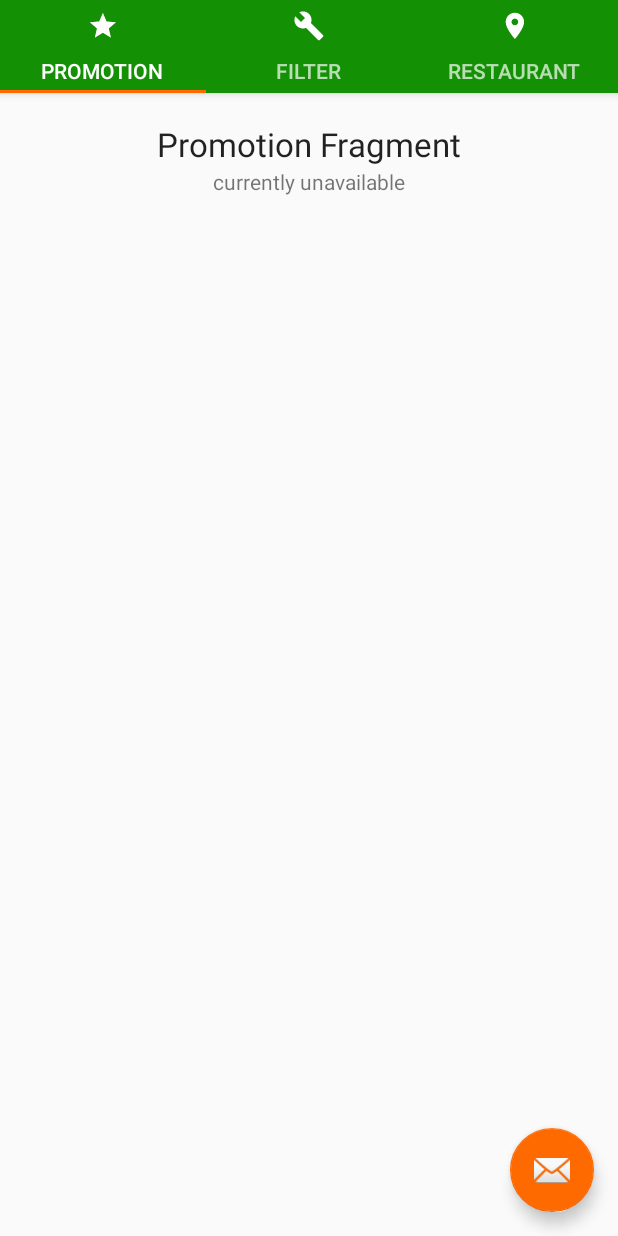
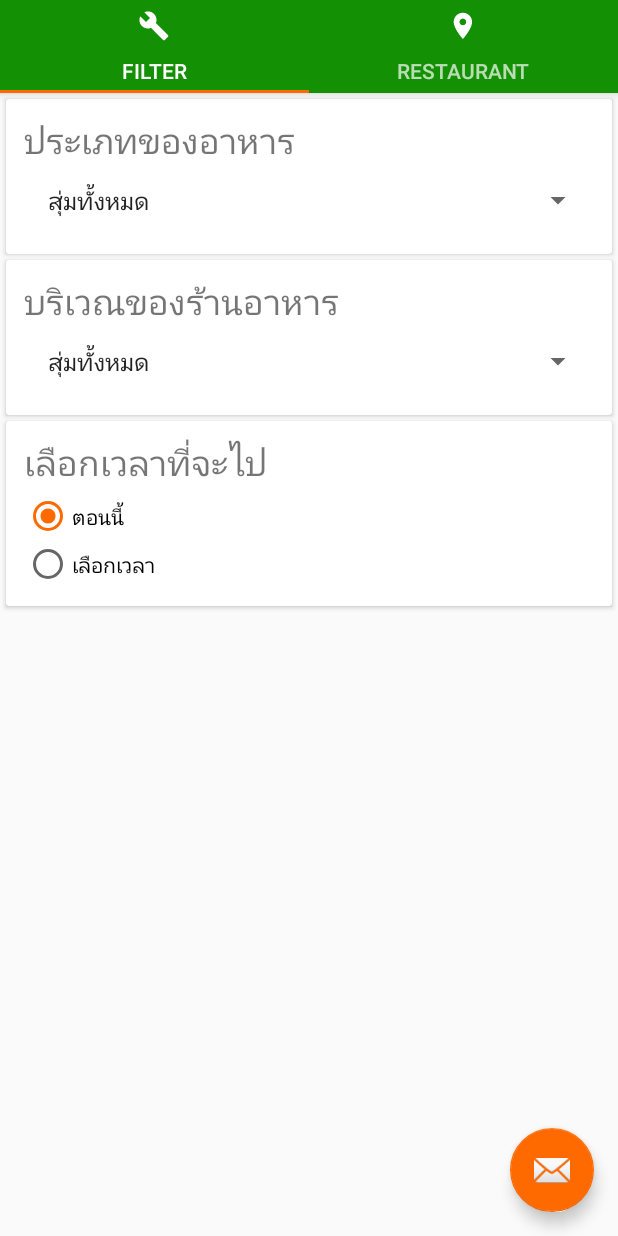
Before and after one commit to nopphonyel/TWTE, an Android app: the screen it shows after launch (MainActivity), on a phone screen of 412 x 824 dp. Run offline under Robolectric (Android 15) with nearby library versions, the phone set to English and light mode, and no system bars.

Commit message:
Update UI. now able to use spinner and adjust some margin.

```diff
--- a/app/src/main/java/com/leaderproject/doikum/thewaytoeat/MainActivity.java
+++ b/app/src/main/java/com/leaderproject/doikum/thewaytoeat/MainActivity.java
@@ -43,9 +43,15 @@ public class MainActivity extends AppCompatActivity implements View.OnClickListe
         vp.setAdapter(fa);
         tl.setupWithViewPager(vp);
         try {
-            tl.getTabAt(0).setIcon(R.mipmap.ic_promotion);
-            tl.getTabAt(1).setIcon(R.mipmap.ic_rand_setting);
-            tl.getTabAt(2).setIcon(R.mipmap.ic_restuarant);
+            if(!ProgramStaticContent.isBetaVersion()) {
+                tl.getTabAt(0).setIcon(R.mipmap.ic_promotion);
+                tl.getTabAt(1).setIcon(R.mipmap.ic_rand_setting);
+                tl.getTabAt(2).setIcon(R.mipmap.ic_restuarant);
+            }
+            else {
+                tl.getTabAt(0).setIcon(R.mipmap.ic_rand_setting);
+                tl.getTabAt(1).setIcon(R.mipmap.ic_restuarant);
+            }
         }
         catch (NullPointerException ex){
             Log.e("LOAD_ICON" , ex.toString());
--- a/app/src/main/java/com/leaderproject/doikum/thewaytoeat/ProgramStaticContent.java
+++ b/app/src/main/java/com/leaderproject/doikum/thewaytoeat/ProgramStaticContent.java
@@ -1,8 +1,57 @@
 package com.leaderproject.doikum.thewaytoeat;
+
+import android.util.Log;
 
 /**
  * This class to contain some of data that require to use in different fragment
  * Created by NR7 on 7/12/2016.
  */
 public class ProgramStaticContent {
+
+    private final static String TAG_CURRENT_VALUE = "PSC:CurrentValue";
+    private static boolean betaVersion = true;
+
+    private static String[] zone = new String[]{
+            "ด้านหลังมหาวิทยาลัยขอนแก่น",
+            "ภายในมหาวิทยาลัยขอนแก่น",
+            "บริเวณกังสดาน",
+            "สุ่มทั้งหมด"
+    };
+
+    private static String[] foodType = new String[]{
+            "อาหารตามสั่ง",
+            "บุฟเฟ่ต์",
+            "อาหารคลีน",
+            "อาหารญี่ปุ่น",
+            "อาหารฝรั่ง",
+            "อาหารเจ",
+            "ข้าวราดแกง",
+            "ก๋วยเตี๋ยว",
+            "สุ่มทั้งหมด"
+    };
+
+    private static int selectedZoneCode;
+    private static int selectedTypeCode;
+
+    public static void setSelectedZoneCode(int newIndex){
+        selectedZoneCode = newIndex;
+        Log.d(TAG_CURRENT_VALUE , "ZoneCode:"+selectedZoneCode);
+    }
+
+    public static void setSelectedTypeCode(int newIndex){
+        selectedTypeCode = newIndex;
+        Log.d(TAG_CURRENT_VALUE , "TypeCode:"+selectedTypeCode);
+    }
+
+    public static String[] getZone(){
+        return zone;
+    }
+
+    public static String[] getFoodType(){
+        return foodType;
+    }
+
+    public static boolean isBetaVersion(){
+        return betaVersion;
+    }
 }
--- a/app/src/main/java/com/leaderproject/doikum/thewaytoeat/adptr/FragmentAdapter.java
+++ b/app/src/main/java/com/leaderproject/doikum/thewaytoeat/adptr/FragmentAdapter.java
@@ -3,6 +3,7 @@ package com.leaderproject.doikum.thewaytoeat.adptr;
 import android.support.v4.app.Fragment;
 import android.support.v4.app.FragmentManager;
 
+import com.leaderproject.doikum.thewaytoeat.ProgramStaticContent;
 import com.leaderproject.doikum.thewaytoeat.fragment.PromotionFragment;
 import com.leaderproject.doikum.thewaytoeat.fragment.RandomPropertiesFragment;
 import com.leaderproject.doikum.thewaytoeat.fragment.RandomResultFragment;
@@ -20,27 +21,61 @@ public class FragmentAdapter extends android.support.v4.app.FragmentPagerAdapter
 
     @Override
     public Fragment getItem(int position) {
-       switch (position){
-           case 0 : return new PromotionFragment();
-           case 1 : return new RandomPropertiesFragment();
-           case 2 : return new RandomResultFragment();
-           default: return null;
-       }
+        if (ProgramStaticContent.isBetaVersion()) {
+            switch (position) {
+                case 0:
+                    return new RandomPropertiesFragment();
+                case 1:
+                    return new RandomResultFragment();
+                default:
+                    return null;
+            }
+        } else {
+            switch (position) {
+                case 0:
+                    return new PromotionFragment();
+                case 1:
+                    return new RandomPropertiesFragment();
+                case 2:
+                    return new RandomResultFragment();
+                default:
+                    return null;
+            }
+        }
     }
 
     @Override
     public int getCount() {
-        return PAGE_NUM;
+        if (ProgramStaticContent.isBetaVersion()) {
+            return PAGE_NUM - 1;
+        } else {
+            return PAGE_NUM;
+        }
     }
 
     @Override
-    public CharSequence getPageTitle(int position){
-        switch (position){
-            case 0 : return "Promotion";
-            case 1 : return "Filter";
-            case 2 : return "Restaurant";
-            default: return null;
+    public CharSequence getPageTitle(int position) {
+        if (ProgramStaticContent.isBetaVersion()) {
+            switch (position) {
+                case 0:
+                    return "Filter";
+                case 1:
+                    return "Restaurant";
+                default:
+                    return null;
+            }
+        } else {
+            switch (position) {
+                case 0:
+                    return "Promotion";
+                case 1:
+                    return "Filter";
+                case 2:
+                    return "Restaurant";
+                default:
+                    return null;
+            }
+
         }
     }
-
 }
--- a/app/src/main/java/com/leaderproject/doikum/thewaytoeat/fragment/RandomPropertiesFragment.java
+++ b/app/src/main/java/com/leaderproject/doikum/thewaytoeat/fragment/RandomPropertiesFragment.java
@@ -2,19 +2,49 @@ package com.leaderproject.doikum.thewaytoeat.fragment;
 
 import android.os.Bundle;
 import android.support.v4.app.Fragment;
+import android.support.v4.app.FragmentActivity;
 import android.view.LayoutInflater;
 import android.view.View;
 import android.view.ViewGroup;
+import android.widget.ArrayAdapter;
+import android.widget.RadioButton;
+import android.support.v7.widget.AppCompatSpinner;
 
+import com.leaderproject.doikum.thewaytoeat.ProgramStaticContent;
 import com.leaderproject.doikum.thewaytoeat.R;
 
 /**
  * Created by nopphonyel on 7/5/16.
  */
-public class RandomPropertiesFragment extends Fragment {
+public class RandomPropertiesFragment extends Fragment implements View.OnClickListener {
+    AppCompatSpinner typeSpinner , zoneSpinner;
+    RadioButton radioTimeNow , radioTimePick;
     @Override
     public View onCreateView(LayoutInflater inflater, ViewGroup container, Bundle savBundle){
         ViewGroup rootView = (ViewGroup) inflater.inflate(R.layout.random_properties_layout , container , false);
+        typeSpinner = (AppCompatSpinner) rootView.findViewById(R.id.type_spin);
+        zoneSpinner = (AppCompatSpinner) rootView.findViewById(R.id.zone_spin);
+        radioTimeNow = (RadioButton) rootView.findViewById(R.id.radio_button_time_now);
+        radioTimePick = (RadioButton) rootView.findViewById(R.id.radio_button_time_pick);
+
+        radioTimeNow.setChecked(true);
+        setupSpinner(getActivity() , typeSpinner , ProgramStaticContent.getFoodType());
+        ProgramStaticContent.setSelectedTypeCode(typeSpinner.getSelectedItemPosition());
+
+        setupSpinner(getActivity() , zoneSpinner , ProgramStaticContent.getZone());
+        ProgramStaticContent.setSelectedZoneCode(zoneSpinner.getSelectedItemPosition());
+
         return rootView;
     }
+
+    private void setupSpinner(FragmentActivity fragmentActivity , AppCompatSpinner spinner , String[] stringToAdd){
+        ArrayAdapter<String> adapter = new ArrayAdapter<String>(fragmentActivity ,android.R.layout.simple_list_item_1, stringToAdd);
+        spinner.setAdapter(adapter);
+        spinner.setSelection(stringToAdd.length-1);
+    }
+
+    @Override
+    public void onClick(View v) {
+
+    }
 }
--- a/app/src/main/res/layout/random_properties_layout.xml
+++ b/app/src/main/res/layout/random_properties_layout.xml
@@ -7,24 +7,34 @@
         android:id="@+id/type_card"
         android:layout_width="match_parent"
         android:layout_height="wrap_content"
-        android:layout_margin="@dimen/nice_card_margin">
+        android:layout_marginBottom="0dp"
+        android:layout_marginTop="@dimen/nice_card_margin"
+        android:layout_marginLeft="@dimen/nice_card_margin"
+        android:layout_marginRight="@dimen/nice_card_margin"
+        >
 
         <RelativeLayout
             android:layout_width="wrap_content"
-            android:layout_height="wrap_content">
+            android:layout_height="wrap_content"
+            android:layout_marginTop="@dimen/nice_inside_card_relative_margin_top"
+            android:layout_marginRight="@dimen/nice_inside_card_relative_margin"
+            android:layout_marginLeft="@dimen/nice_inside_card_relative_margin"
+            android:layout_marginBottom="@dimen/nice_inside_card_relative_margin">
 
             <TextView
                 android:id="@+id/type_title"
                 android:layout_width="wrap_content"
                 android:layout_height="wrap_content"
-                android:text="เลือกประเภทอาหาร"
+                android:text="@string/card_type_title"
                 android:textSize="23dp"
-                android:textStyle="bold" />
+                 />
 
             <android.support.v7.widget.AppCompatSpinner
+                android:id="@+id/type_spin"
                 android:layout_width="match_parent"
                 android:layout_height="wrap_content"
                 android:layout_below="@id/type_title"
+                android:descendantFocusability="beforeDescendants"
                 />
 
         </RelativeLayout>
@@ -36,24 +46,33 @@
         android:layout_below="@+id/type_card"
         android:layout_width="match_parent"
         android:layout_height="wrap_content"
-        android:layout_margin="@dimen/nice_card_margin">
+        android:layout_marginBottom="0dp"
+        android:layout_marginTop="@dimen/nice_card_margin"
+        android:layout_marginLeft="@dimen/nice_card_margin"
+        android:layout_marginRight="@dimen/nice_card_margin">
 
         <RelativeLayout
             android:layout_width="wrap_content"
-            android:layout_height="wrap_content">
+            android:layout_height="wrap_content"
+            android:layout_marginTop="@dimen/nice_inside_card_relative_margin_top"
+            android:layout_marginRight="@dimen/nice_inside_card_relative_margin"
+            android:layout_marginLeft="@dimen/nice_inside_card_relative_margin"
+            android:layout_marginBottom="@dimen/nice_inside_card_relative_margin">
 
             <TextView
                 android:id="@+id/zone_title"
                 android:layout_width="wrap_content"
                 android:layout_height="wrap_content"
-                android:text="เลือกบริเวณ"
+                android:text="@string/card_zone_title"
                 android:textSize="23dp"
-                android:textStyle="bold" />
+                 />
 
             <android.support.v7.widget.AppCompatSpinner
+                android:id="@+id/zone_spin"
                 android:layout_width="match_parent"
                 android:layout_height="wrap_content"
                 android:layout_below="@id/zone_title"
+                android:descendantFocusability="beforeDescendants"
                 />
 
         </RelativeLayout>
@@ -65,36 +84,45 @@
         android:id="@+id/time_card"
         android:layout_width="match_parent"
         android:layout_height="wrap_content"
-        android:layout_margin="@dimen/nice_card_margin">
+        android:layout_marginBottom="0dp"
+        android:layout_marginTop="@dimen/nice_card_margin"
+        android:layout_marginLeft="@dimen/nice_card_margin"
+        android:layout_marginRight="@dimen/nice_card_margin">
 
         <RelativeLayout
             android:layout_width="wrap_content"
-            android:layout_height="wrap_content">
+            android:layout_height="wrap_content"
+            android:layout_marginTop="@dimen/nice_inside_card_relative_margin_top"
+            android:layout_marginRight="@dimen/nice_inside_card_relative_margin"
+            android:layout_marginLeft="@dimen/nice_inside_card_relative_margin"
+            android:layout_marginBottom="@dimen/nice_inside_card_relative_margin">
 
             <TextView
                 android:id="@+id/time_title"
                 android:layout_width="wrap_content"
                 android:layout_height="wrap_content"
-                android:text="เลือกเวลา"
+                android:text="@string/card_time_pick_title"
                 android:textSize="23dp"
-                android:textStyle="bold" />
+                 />
 
             <RadioGroup
                 android:id="@+id/time_type"
+                android:layout_marginTop="@dimen/nice_card_margin"
                 android:layout_below="@id/time_title"
                 android:layout_width="wrap_content"
                 android:layout_height="wrap_content">
 
                 <RadioButton
-                    android:text="ตอนนี้"
+                    android:text="@string/radio_button_time_now"
                     android:id="@+id/radio_button_time_now"
                     android:layout_width="wrap_content"
-                    android:layout_height="wrap_content" />
+                    android:layout_height="wrap_content"
+                    />
 
                 <RadioButton
                     android:layout_width="wrap_content"
                     android:layout_height="wrap_content"
-                    android:text="เลิอกเวลา"
+                    android:text="@string/radio_button_time_pick"
                     android:id="@+id/radio_button_time_pick"/>
 
             </RadioGroup>
--- a/app/src/main/res/values/dimens.xml
+++ b/app/src/main/res/values/dimens.xml
@@ -5,4 +5,6 @@
     <dimen name="fab_margin">16dp</dimen>
     <dimen name="nice_tab_layout">62dp</dimen>
     <dimen name="nice_card_margin">4dp</dimen>
+    <dimen name="nice_inside_card_relative_margin">12dp</dimen>
+    <dimen name="nice_inside_card_relative_margin_top">10dp</dimen>
 </resources>
--- a/app/src/main/res/values/strings.xml
+++ b/app/src/main/res/values/strings.xml
@@ -1,4 +1,9 @@
 <resources>
     <string name="app_name">The way to eat</string>
     <string name="action_settings">Settings</string>
+    <string name="card_type_title">ประเภทของอาหาร</string>
+    <string name="card_zone_title">บริเวณของร้านอาหาร</string>
+    <string name="card_time_pick_title">เลือกเวลาที่จะไป</string>
+    <string name="radio_button_time_now">ตอนนี้</string>
+    <string name="radio_button_time_pick">เลือกเวลา</string>
 </resources>
```
